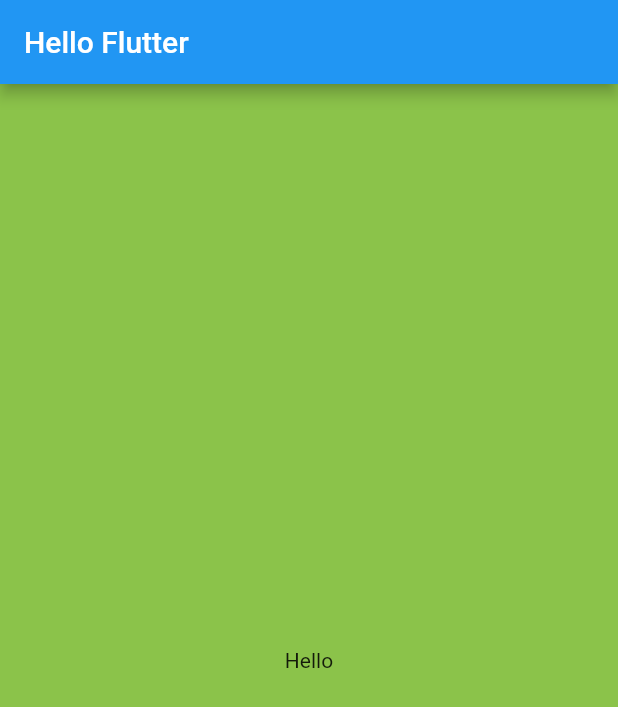
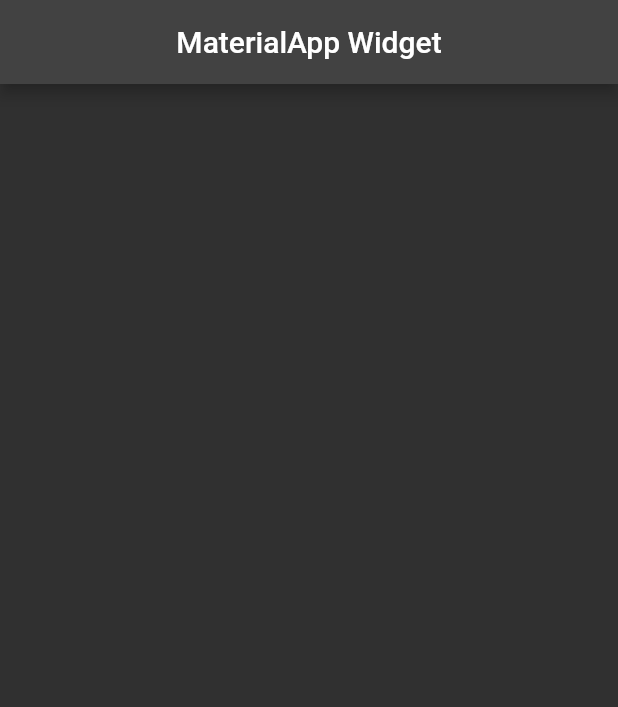
Before and after one commit to IbouKa/My-flutter-project-geeksforgeeks-course, a Flutter app: the screen it shows after launch, on a phone screen of 412 x 824 dp. Shown: the top 707 px of the screen. Run offline on Flutter 3.47's test engine with Material 2 defaults, Android fonts, the phone set to English and light mode, and no system bars.

Commit message:
Finish chapiter one and two

```diff
--- a/lib/main.dart
+++ b/lib/main.dart
@@ -1,36 +1,23 @@
 import 'package:flutter/material.dart';
 
 void main() {
-  runApp(const MyApp());
+  runApp(MaterialApp(
+    title: 'MaterialApp Widget',
+    home: Scaffold(
+      appBar: AppBar(
+        title: const Center(
+          child: Text('MaterialApp Widget'),
+        ),
+      ),
+      body: Container(),
+    ),
+    debugShowCheckedModeBanner: true,
+    showSemanticsDebugger: false,
+    debugShowMaterialGrid: false,
+    darkTheme: ThemeData.dark(),
+    themeMode: ThemeMode.dark,
+    theme: ThemeData(
+        primarySwatch: Colors.blueGrey,
+        visualDensity: const VisualDensity(horizontal: 0.8, vertical: 1)),
+  ));
 }
-
-class MyApp extends StatelessWidget {
-  const MyApp({Key? key}) : super(key: key);
-
-  // This widget is the root of your application.
-  @override
-  Widget build(BuildContext context) {
-    return MaterialApp(
-        title: 'Welcome to Flutter App',
-        theme: ThemeData(
-          primarySwatch: Colors.blue,
-        ),
-        home: HelloFlutter());
-  }
-}
-
-class HelloFlutter extends StatelessWidget {
-  const HelloFlutter({Key? key}) : super(key: key);
-
-  @override
-  Widget build(BuildContext context) {
-    return Scaffold(
-      backgroundColor: Colors.lightGreen,
-      appBar: AppBar(title: Text('Hello Flutter')),
-      body: Container(
-        alignment: Alignment.center,
-        child: Text('Hello'),
-      ),
-    );
-  }
-}
```
Also changed, not shown: lib/chap3_ui_components/Tabs.dart (added).
